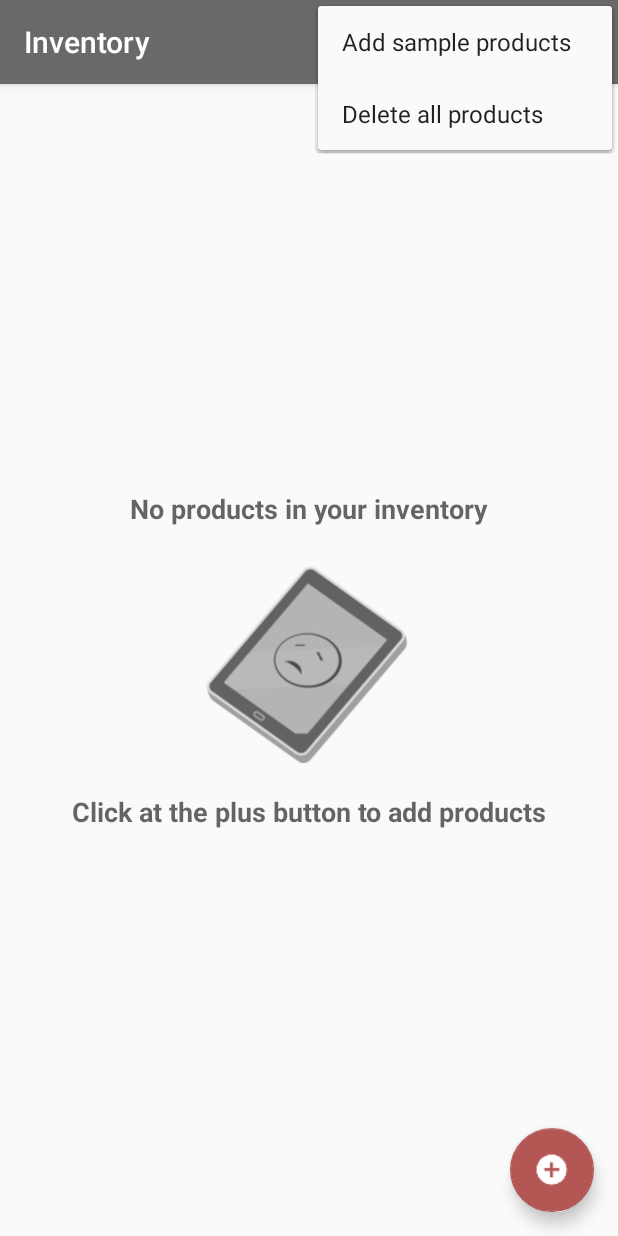
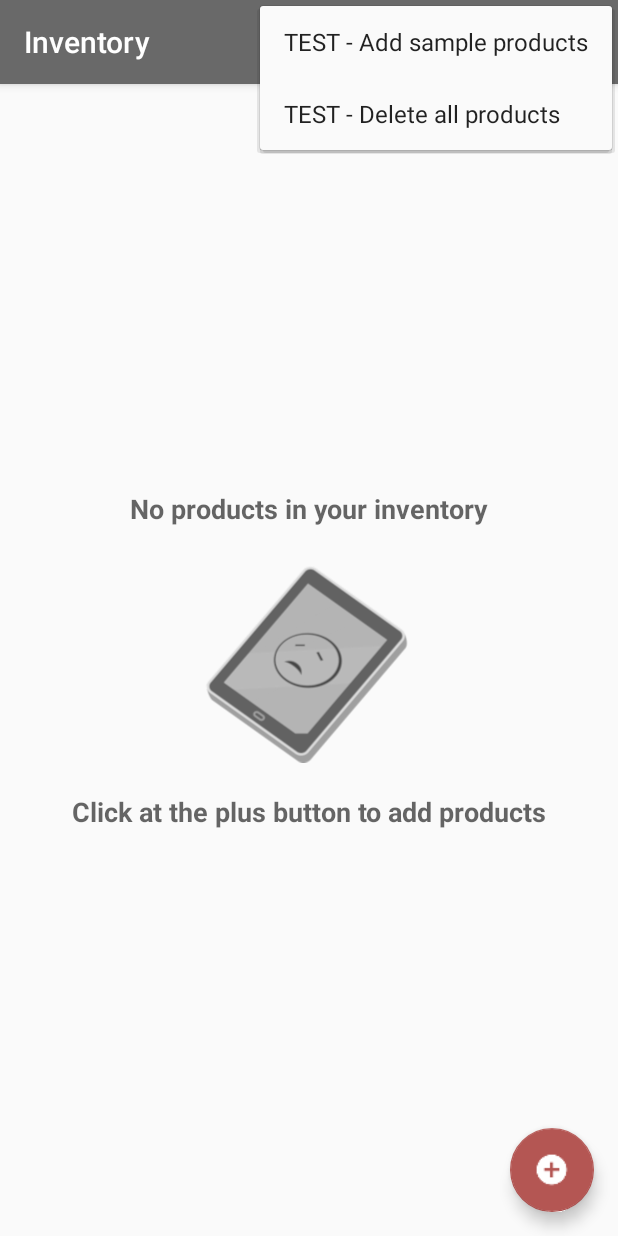
Before and after one commit to jesselima/nanodegree-android-basic-inventory-app, an Android app: the screen it shows after launch (CatalogActivity), with the options menu open, on a phone screen of 412 x 824 dp. Run offline under Robolectric (Android 15) with nearby library versions, the phone set to English and light mode, and no system bars.

Commit message:
Layout improvements, removed unused code, added docs comments.

```diff
--- a/app/src/main/res/layout/activity_catalog.xml
+++ b/app/src/main/res/layout/activity_catalog.xml
@@ -10,8 +10,7 @@
     <ListView
         android:id="@+id/list"
         android:layout_width="match_parent"
-        android:layout_height="match_parent"
-        android:layout_marginBottom="80dp" />
+        android:layout_height="match_parent"/>
 
     <!-- Empty view for the list - This is shown to the user when there is no data to show. -->
     <RelativeLayout
--- a/app/src/main/res/layout/list_item.xml
+++ b/app/src/main/res/layout/list_item.xml
@@ -23,7 +23,7 @@
             android:id="@+id/item_list_info"
             android:layout_width="0dp"
             android:layout_height="match_parent"
-            android:layout_weight="5"
+            android:layout_weight="4"
             android:gravity="center"
             android:orientation="vertical">
 
--- a/app/src/main/res/menu/menu_catalog.xml
+++ b/app/src/main/res/menu/menu_catalog.xml
@@ -7,11 +7,11 @@
 
     <item
         android:id="@+id/action_insert_dummy_data"
-        android:title="Add sample products"
+        android:title="@string/test_add_sample_products"
         app:showAsAction="never" />
 
     <item
         android:id="@+id/action_delete_all_entries"
-        android:title="Delete all products"
+        android:title="@string/test_delete_all_products"
         app:showAsAction="never" />
 </menu>
--- a/app/src/main/res/values/strings.xml
+++ b/app/src/main/res/values/strings.xml
@@ -70,8 +70,22 @@
     <string name="sale">Sale</string>
     <string name="_from_the_store">\u0020from the store.</string>
     <string name="products_deleted_from_database">\u0020products deleted from inventory database</string>
+
+    <string name="email_header_template">Dear Supplier,  I would like to request the product below to supply my store.</string>
+    <string name="email_intent_title">Please, choose your email app…</string>
+    <string name="warning_no_email_app_installed">There is no email client installed.</string>
+
+    <!-- String of test sample products -->
     <string name="test_products_added_to_database">\u0020test products added to the database.</string>
-    <string name="email_header_template">Dear Supplier,  I would like to request the product below to supply my store.</string>
-    <string name="email_intent_title">Please, choose your email app...</string>
-    <string name="warning_no_email_app_installed">There is no email client installed.</string>
+    <string name="product_test_name">Product Test\u0020</string>
+    <string name="product_test_brand">Brand\u0020</string>
+    <string name="product_test_description">Product\u0020</string>
+    <string name="product_test_description_continue">description… … …</string>
+    <string name="product_test_category">Category of product\u0020</string>
+    <string name="product_test_supplier_name">Supplier of product\u0020</string>
+    <string name="product_test_supplier_email_1">contact@supplier</string>
+    <string name="product_test_dot_com">.com</string>
+    <string name="test_add_sample_products">TEST - Add sample products</string>
+    <string name="test_delete_all_products">TEST - Delete all products</string>
+
 </resources>
```
Also changed, not shown: app/src/main/java/com/udacity/inventory/CatalogActivity.java (+139 -91 lines), app/src/main/java/com/udacity/inventory/data/ProductProvider.java (+0 -31 lines).
